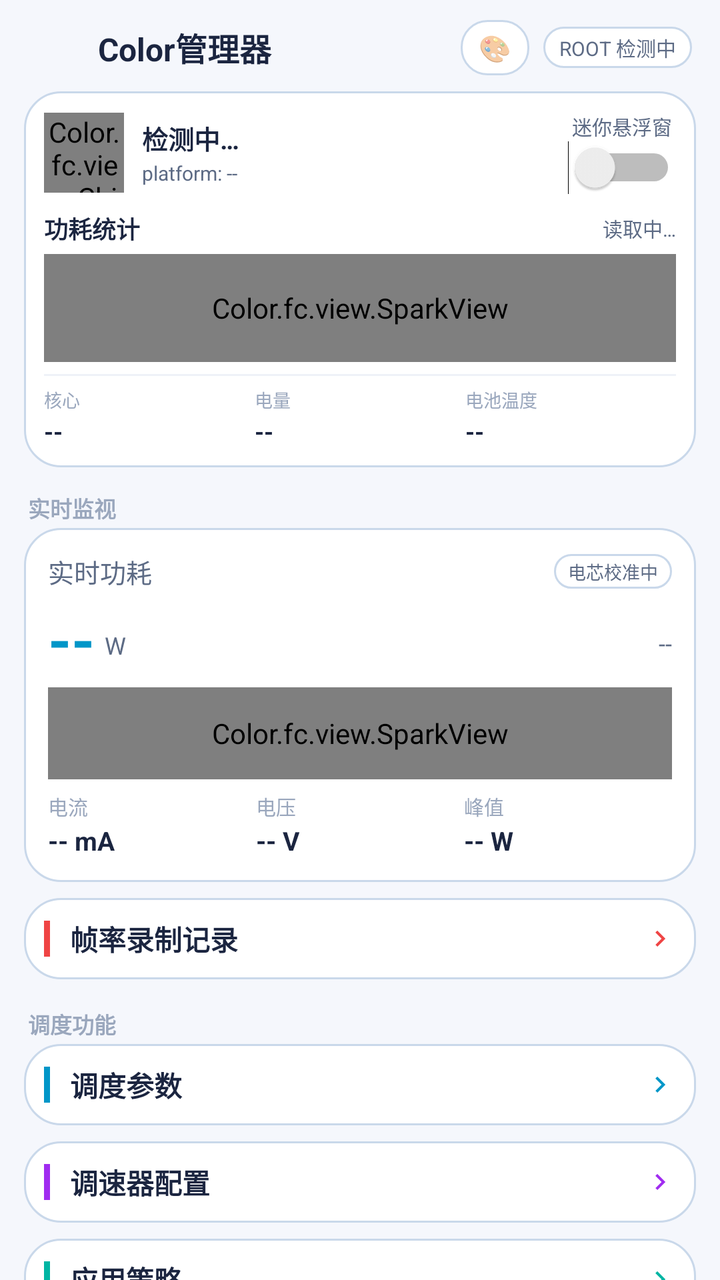
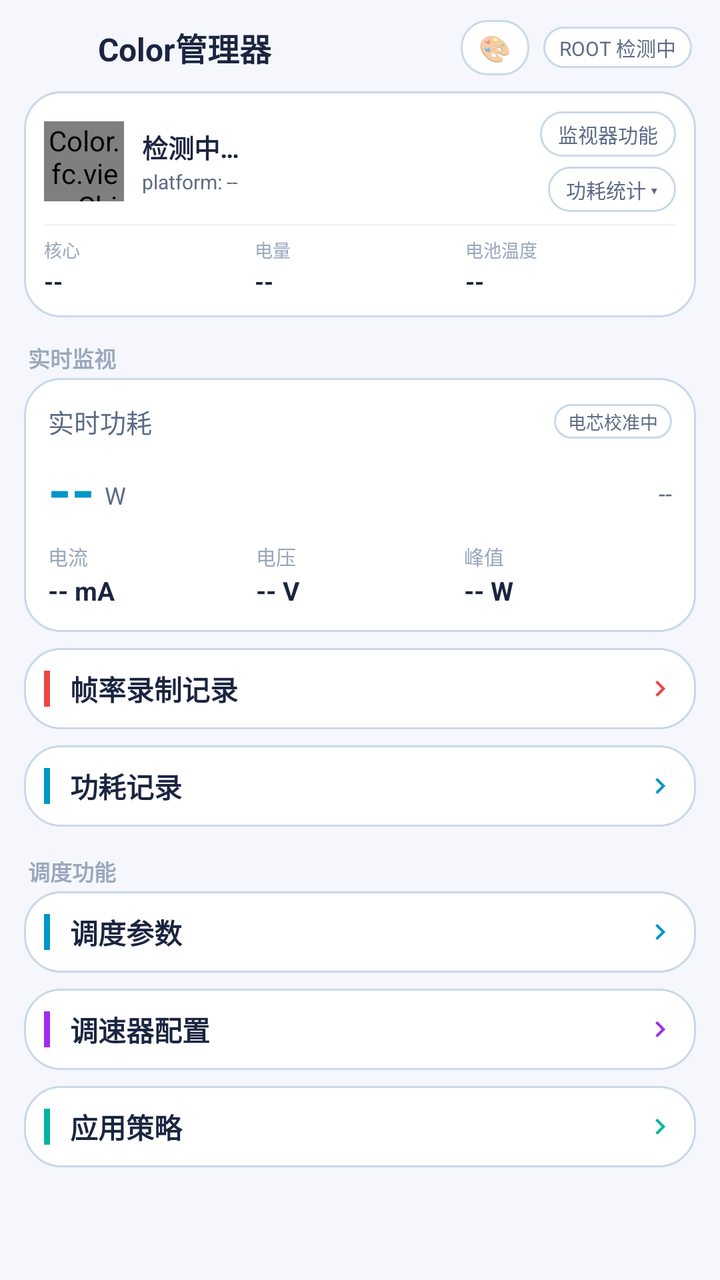

Two renders of the same Android screen: before a commit and after it. Below are the layout's source before the change and the commit's diff.
<!-- AndroidManifest.xml: application theme AppTheme -->
<!-- res/layout/activity_main.xml -->
<?xml version="1.0" encoding="utf-8"?>
<LinearLayout xmlns:android="http://schemas.android.com/apk/res/android"
    android:layout_width="match_parent"
    android:layout_height="match_parent"
    android:orientation="vertical">

    
    <LinearLayout
        android:layout_width="match_parent"
        android:layout_height="wrap_content"
        android:orientation="horizontal"
        android:gravity="center_vertical"
        android:paddingStart="14dp"
        android:paddingEnd="14dp"
        android:paddingTop="10dp"
        android:paddingBottom="8dp">

        <ImageView
            android:layout_width="26dp"
            android:layout_height="26dp"
            android:src="@mipmap/ic_launcher"
            android:contentDescription="@string/app_name" />

        <TextView
            android:layout_width="0dp"
            android:layout_height="wrap_content"
            android:layout_weight="1"
            android:layout_marginStart="9dp"
            android:text="@string/app_name"
            android:textColor="@color/textPrimary"
            android:textSize="16sp"
            android:textStyle="bold" />

        
        <TextView
            android:id="@+id/menuTheme"
            android:layout_width="wrap_content"
            android:layout_height="wrap_content"
            android:layout_marginEnd="7dp"
            android:background="@drawable/bg_tab"
            android:paddingStart="9dp"
            android:paddingEnd="9dp"
            android:paddingTop="5dp"
            android:paddingBottom="5dp"
            android:text="🎨"
            android:textSize="13sp"
            android:contentDescription="主题设置" />

        <TextView
            android:id="@+id/rootBadge"
            android:layout_width="wrap_content"
            android:layout_height="wrap_content"
            android:background="@drawable/bg_tab"
            android:paddingStart="8dp"
            android:paddingEnd="8dp"
            android:paddingTop="3dp"
            android:paddingBottom="3dp"
            android:text="ROOT 检测中"
            android:textColor="@color/textSecondary"
            android:textSize="10sp" />
    </LinearLayout>

    <ScrollView
        android:layout_width="match_parent"
        android:layout_height="0dp"
        android:layout_weight="1"
        android:scrollbars="none"
        android:fillViewport="true">

        <LinearLayout
            android:layout_width="match_parent"
            android:layout_height="wrap_content"
            android:orientation="vertical"
            android:paddingStart="12dp"
            android:paddingEnd="12dp"
            android:paddingBottom="20dp">

            
            <LinearLayout
                android:id="@+id/socCard"
                android:layout_width="match_parent"
                android:layout_height="wrap_content"
                android:orientation="vertical"
                android:background="@drawable/bg_card"
                android:padding="10dp">

                <LinearLayout
                    android:layout_width="match_parent"
                    android:layout_height="wrap_content"
                    android:orientation="horizontal"
                    android:gravity="center_vertical">

                    <Color.fc.view.ChipView
                        android:id="@+id/chipView"
                        android:layout_width="40dp"
                        android:layout_height="40dp" />

                    <LinearLayout
                        android:layout_width="0dp"
                        android:layout_height="wrap_content"
                        android:layout_weight="1"
                        android:layout_marginStart="9dp"
                        android:orientation="vertical">

                        <TextView
                            android:id="@+id/socMarketing"
                            android:layout_width="wrap_content"
                            android:layout_height="wrap_content"
                            android:text="检测中…"
                            android:textColor="@color/textPrimary"
                            android:textSize="13sp"
                            android:textStyle="bold" />

                        <TextView
                            android:id="@+id/socPlatform"
                            android:layout_width="wrap_content"
                            android:layout_height="wrap_content"
                            android:layout_marginTop="1dp"
                            android:text="platform: --"
                            android:textColor="@color/textSecondary"
                            android:textSize="10sp" />
                    </LinearLayout>

                    
                    <LinearLayout
                        android:layout_width="wrap_content"
                        android:layout_height="wrap_content"
                        android:layout_marginStart="8dp"
                        android:orientation="vertical"
                        android:gravity="center_horizontal">

                        <TextView
                            android:layout_width="wrap_content"
                            android:layout_height="wrap_content"
                            android:text="迷你悬浮窗"
                            android:textColor="@color/textSecondary"
                            android:textSize="10sp" />

                        <Switch
                            android:id="@+id/monitorSwitch"
                            android:layout_width="wrap_content"
                            android:layout_height="wrap_content" />
                    </LinearLayout>
                </LinearLayout>

                
                <LinearLayout
                    android:id="@+id/powerHistBox"
                    android:layout_width="match_parent"
                    android:layout_height="wrap_content"
                    android:layout_marginTop="8dp"
                    android:orientation="vertical">

                    <LinearLayout
                        android:layout_width="match_parent"
                        android:layout_height="wrap_content"
                        android:orientation="horizontal"
                        android:gravity="center_vertical">

                        <TextView
                            android:layout_width="0dp"
                            android:layout_height="wrap_content"
                            android:layout_weight="1"
                            android:text="功耗统计"
                            android:textColor="@color/textPrimary"
                            android:textSize="12sp"
                            android:textStyle="bold" />

                        <TextView
                            android:id="@+id/histHint"
                            android:layout_width="wrap_content"
                            android:layout_height="wrap_content"
                            android:text="读取中…"
                            android:textColor="@color/textSecondary"
                            android:textSize="10sp" />
                    </LinearLayout>

                    <Color.fc.view.SparkView
                        android:id="@+id/histSpark"
                        android:layout_width="match_parent"
                        android:layout_height="54dp"
                        android:layout_marginTop="4dp" />
                </LinearLayout>

                <LinearLayout
                    android:layout_width="match_parent"
                    android:layout_height="1dp"
                    android:layout_marginTop="6dp"
                    android:layout_marginBottom="5dp"
                    android:background="@color/divider" />

                <LinearLayout
                    android:layout_width="match_parent"
                    android:layout_height="wrap_content"
                    android:orientation="horizontal">

                    <LinearLayout
                        android:layout_width="0dp"
                        android:layout_height="wrap_content"
                        android:layout_weight="1"
                        android:orientation="vertical">

                        <TextView
                            android:layout_width="wrap_content"
                            android:layout_height="wrap_content"
                            android:text="核心"
                            android:textColor="@color/textDim"
                            android:textSize="9sp" />

                        <TextView
                            android:id="@+id/cpuCount"
                            android:layout_width="wrap_content"
                            android:layout_height="wrap_content"
                            android:layout_marginTop="1dp"
                            android:text="--"
                            android:textColor="@color/textPrimary"
                            android:textSize="12sp"
                            android:textStyle="bold" />
                    </LinearLayout>

                    <LinearLayout
                        android:layout_width="0dp"
                        android:layout_height="wrap_content"
                        android:layout_weight="1"
                        android:orientation="vertical">

                        <TextView
                            android:layout_width="wrap_content"
                            android:layout_height="wrap_content"
                            android:text="电量"
                            android:textColor="@color/textDim"
                            android:textSize="9sp" />

                        <TextView
                            android:id="@+id/batteryLevel"
                            android:layout_width="wrap_content"
                            android:layout_height="wrap_content"
                            android:layout_marginTop="1dp"
                            android:text="--"
                            android:textColor="@color/textPrimary"
                            android:textSize="12sp"
                            android:textStyle="bold" />
                    </LinearLayout>

                    <LinearLayout
                        android:layout_width="0dp"
                        android:layout_height="wrap_content"
                        android:layout_weight="1"
                        android:orientation="vertical">

                        <TextView
                            android:layout_width="wrap_content"
                            android:layout_height="wrap_content"
                            android:text="电池温度"
                            android:textColor="@color/textDim"
                            android:textSize="9sp" />

                        <TextView
                            android:id="@+id/batteryTemp"
                            android:layout_width="wrap_content"
                            android:layout_height="wrap_content"
                            android:layout_marginTop="1dp"
                            android:text="--"
                            android:textColor="@color/textPrimary"
                            android:textSize="12sp"
                            android:textStyle="bold" />
                    </LinearLayout>
                </LinearLayout>
            </LinearLayout>

            
            <TextView
                android:layout_width="wrap_content"
                android:layout_height="wrap_content"
                android:layout_marginStart="2dp"
                android:layout_marginTop="12dp"
                android:layout_marginBottom="2dp"
                android:text="实时监视"
                android:textColor="@color/textDim"
                android:textSize="11sp"
                android:textStyle="bold" />

            
            <LinearLayout
                android:layout_width="match_parent"
                android:layout_height="wrap_content"
                android:orientation="vertical"
                android:background="@drawable/bg_card"
                android:padding="12dp">

                <LinearLayout
                    android:layout_width="match_parent"
                    android:layout_height="wrap_content"
                    android:orientation="horizontal"
                    android:gravity="center_vertical">

                    <TextView
                        android:layout_width="0dp"
                        android:layout_height="wrap_content"
                        android:layout_weight="1"
                        android:text="实时功耗"
                        android:textColor="@color/textSecondary"
                        android:textSize="13sp" />

                    <TextView
                        android:id="@+id/cellBadge"
                        android:layout_width="wrap_content"
                        android:layout_height="wrap_content"
                        android:background="@drawable/bg_tab"
                        android:paddingStart="7dp"
                        android:paddingEnd="7dp"
                        android:paddingTop="2dp"
                        android:paddingBottom="2dp"
                        android:text="电芯校准中"
                        android:textColor="@color/textSecondary"
                        android:textSize="9sp" />
                </LinearLayout>

                <LinearLayout
                    android:layout_width="match_parent"
                    android:layout_height="wrap_content"
                    android:orientation="horizontal"
                    android:layout_marginTop="4dp"
                    android:gravity="center_vertical|bottom">

                    <TextView
                        android:id="@+id/powerValue"
                        android:layout_width="wrap_content"
                        android:layout_height="wrap_content"
                        android:text="--"
                        android:textColor="@color/accent"
                        android:textSize="30sp"
                        android:textStyle="bold" />

                    <TextView
                        android:layout_width="wrap_content"
                        android:layout_height="wrap_content"
                        android:layout_marginStart="5dp"
                        android:layout_marginBottom="4dp"
                        android:text="W"
                        android:textColor="@color/textSecondary"
                        android:textSize="12sp" />

                    <View
                        android:layout_width="0dp"
                        android:layout_height="1dp"
                        android:layout_weight="1" />

                    <TextView
                        android:id="@+id/powerStatus"
                        android:layout_width="wrap_content"
                        android:layout_height="wrap_content"
                        android:layout_marginBottom="5dp"
                        android:text="--"
                        android:textColor="@color/textSecondary"
                        android:textSize="12sp" />
                </LinearLayout>

                <Color.fc.view.SparkView
                    android:id="@+id/sparkView"
                    android:layout_width="match_parent"
                    android:layout_height="46dp"
                    android:layout_marginTop="4dp" />

                <LinearLayout
                    android:layout_width="match_parent"
                    android:layout_height="wrap_content"
                    android:orientation="horizontal"
                    android:layout_marginTop="6dp">

                    <LinearLayout
                        android:layout_width="0dp"
                        android:layout_height="wrap_content"
                        android:layout_weight="1"
                        android:orientation="vertical">

                        <TextView
                            android:layout_width="wrap_content"
                            android:layout_height="wrap_content"
                            android:text="电流"
                            android:textColor="@color/textDim"
                            android:textSize="10sp" />

                        <TextView
                            android:id="@+id/currentValue"
                            android:layout_width="wrap_content"
                            android:layout_height="wrap_content"
                            android:layout_marginTop="1dp"
                            android:text="-- mA"
                            android:textColor="@color/textPrimary"
                            android:textSize="13sp"
                            android:textStyle="bold" />
                    </LinearLayout>

                    <LinearLayout
                        android:layout_width="0dp"
                        android:layout_height="wrap_content"
                        android:layout_weight="1"
                        android:orientation="vertical">

                        <TextView
                            android:layout_width="wrap_content"
                            android:layout_height="wrap_content"
                            android:text="电压"
                            android:textColor="@color/textDim"
                            android:textSize="10sp" />

                        <TextView
                            android:id="@+id/voltageValue"
                            android:layout_width="wrap_content"
                            android:layout_height="wrap_content"
                            android:layout_marginTop="1dp"
                            android:text="-- V"
                            android:textColor="@color/textPrimary"
                            android:textSize="13sp"
                            android:textStyle="bold" />
                    </LinearLayout>

                    <LinearLayout
                        android:layout_width="0dp"
                        android:layout_height="wrap_content"
                        android:layout_weight="1"
                        android:orientation="vertical">

                        <TextView
                            android:layout_width="wrap_content"
                            android:layout_height="wrap_content"
                            android:text="峰值"
                            android:textColor="@color/textDim"
                            android:textSize="10sp" />

                        <TextView
                            android:id="@+id/peakValue"
                            android:layout_width="wrap_content"
                            android:layout_height="wrap_content"
                            android:layout_marginTop="1dp"
                            android:text="-- W"
                            android:textColor="@color/textPrimary"
                            android:textSize="13sp"
                            android:textStyle="bold" />
                    </LinearLayout>
                </LinearLayout>
            </LinearLayout>

            
            <LinearLayout
                android:id="@+id/menuFrameRecords"
                android:layout_width="match_parent"
                android:layout_height="wrap_content"
                android:layout_marginTop="8dp"
                android:orientation="horizontal"
                android:gravity="center_vertical"
                android:background="@drawable/bg_card"
                android:padding="10dp">

                <View
                    android:layout_width="3dp"
                    android:layout_height="18dp"
                    android:background="#EF4444" />

                <TextView
                    android:layout_width="0dp"
                    android:layout_height="wrap_content"
                    android:layout_weight="1"
                    android:layout_marginStart="10dp"
                    android:text="帧率录制记录"
                    android:textColor="@color/textPrimary"
                    android:textSize="14sp"
                    android:textStyle="bold" />

                <ImageView
                    android:layout_width="16dp"
                    android:layout_height="16dp"
                    android:src="@drawable/ic_arrow_right"
                    android:tint="#EF4444"
                    android:contentDescription="帧率录制记录" />
            </LinearLayout>

            
            <TextView
                android:layout_width="wrap_content"
                android:layout_height="wrap_content"
                android:layout_marginStart="2dp"
                android:layout_marginTop="14dp"
                android:layout_marginBottom="2dp"
                android:text="调度功能"
                android:textColor="@color/textDim"
                android:textSize="11sp"
                android:textStyle="bold" />

            
            <LinearLayout
                android:id="@+id/menuSchedule"
                android:layout_width="match_parent"
                android:layout_height="wrap_content"
                android:orientation="horizontal"
                android:gravity="center_vertical"
                android:background="@drawable/bg_card"
                android:padding="10dp">

                <View
                    android:layout_width="3dp"
                    android:layout_height="18dp"
                    android:background="@color/accent" />

                <TextView
                    android:layout_width="0dp"
                    android:layout_height="wrap_content"
                    android:layout_weight="1"
                    android:layout_marginStart="10dp"
                    android:text="调度参数"
                    android:textColor="@color/textPrimary"
                    android:textSize="14sp"
                    android:textStyle="bold" />

                <ImageView
                    android:layout_width="16dp"
                    android:layout_height="16dp"
                    android:src="@drawable/ic_arrow_right"
                    android:tint="@color/accent"
                    android:contentDescription="调度参数" />
            </LinearLayout>

            
            <LinearLayout
                android:id="@+id/menuGovernor"
                android:layout_width="match_parent"
                android:layout_height="wrap_content"
                android:layout_marginTop="8dp"
                android:orientation="horizontal"
                android:gravity="center_vertical"
                android:background="@drawable/bg_card"
                android:padding="10dp">

                <View
                    android:layout_width="3dp"
                    android:layout_height="18dp"
                    android:background="@color/magenta" />

                <TextView
                    android:layout_width="0dp"
                    android:layout_height="wrap_content"
                    android:layout_weight="1"
                    android:layout_marginStart="10dp"
                    android:text="调速器配置"
                    android:textColor="@color/textPrimary"
                    android:textSize="14sp"
                    android:textStyle="bold" />

                <ImageView
                    android:layout_width="16dp"
                    android:layout_height="16dp"
                    android:src="@drawable/ic_arrow_right"
                    android:tint="@color/magenta"
                    android:contentDescription="调速器配置" />
            </LinearLayout>

            
            <LinearLayout
                android:id="@+id/menuMode"
                android:layout_width="match_parent"
                android:layout_height="wrap_content"
                android:layout_marginTop="8dp"
                android:orientation="horizontal"
                android:gravity="center_vertical"
                android:background="@drawable/bg_card"
                android:padding="10dp">

                <View
                    android:layout_width="3dp"
                    android:layout_height="18dp"
                    android:background="@color/green" />

                <TextView
                    android:layout_width="0dp"
                    android:layout_height="wrap_content"
                    android:layout_weight="1"
                    android:layout_marginStart="10dp"
                    android:text="应用策略"
                    android:textColor="@color/textPrimary"
                    android:textSize="14sp"
                    android:textStyle="bold" />

                <ImageView
                    android:layout_width="16dp"
                    android:layout_height="16dp"
                    android:src="@drawable/ic_arrow_right"
                    android:tint="@color/green"
                    android:contentDescription="应用策略" />
            </LinearLayout>
        </LinearLayout>
    </ScrollView>
</LinearLayout>
<!-- resources referenced by this layout -->
<resources>
  <color name="accent">#0096C8</color>
  <color name="divider">#EFF2F8</color>
  <color name="green">#00B5A3</color>
  <color name="magenta">#A02CF0</color>
  <color name="textDim">#9AA7BD</color>
  <color name="textPrimary">#1B2540</color>
  <color name="textSecondary">#5D6B85</color>
  <!-- drawable bg_card (drawable) -->
  <?xml version="1.0" encoding="utf-8"?>
  <shape xmlns:android="http://schemas.android.com/apk/res/android">
      <solid android:color="@color/bgCard" />
      <corners android:radius="18dp" />
      <stroke android:width="1dp" android:color="@color/bgCardStroke" />
  </shape>
  <!-- drawable bg_tab (drawable) -->
  <?xml version="1.0" encoding="utf-8"?>
  <shape xmlns:android="http://schemas.android.com/apk/res/android">
      <solid android:color="@color/bgCard" />
      <corners android:radius="13dp" />
      <stroke android:width="1dp" android:color="@color/bgCardStroke" />
  </shape>
  <!-- drawable ic_arrow_right (drawable) -->
  <?xml version="1.0" encoding="utf-8"?>
  <vector xmlns:android="http://schemas.android.com/apk/res/android"
      android:width="24dp" android:height="24dp"
      android:viewportWidth="24" android:viewportHeight="24">
      <path android:fillColor="#5D6B85"
          android:pathData="M8.59,16.59L13.17,12 8.59,7.41 10,6l6,6 -6,6z" />
  </vector>
  <!-- mipmap ic_launcher (mipmap-anydpi-v26) -->
  <?xml version="1.0" encoding="utf-8"?>
  <adaptive-icon xmlns:android="http://schemas.android.com/apk/res/android">
      <background android:drawable="@drawable/ic_launcher_bg" />
      <foreground android:drawable="@drawable/ic_launcher_fg" />
  </adaptive-icon>
  <string name="app_name">Color管理器</string>
  <style name="AppTheme" parent="android:Theme.Material.Light.NoActionBar">
          <item name="android:windowIsTranslucent">true</item>
          <item name="android:windowBackground">@color/bg</item>
          <item name="android:colorPrimary">@color/accent</item>
          <item name="android:colorAccent">@color/accent</item>
          <item name="android:statusBarColor">@color/bg</item>
          <item name="android:navigationBarColor">@color/bg</item>
          
          <item name="android:enforceStatusBarContrast">false</item>
          <item name="android:enforceNavigationBarContrast">false</item>
          <item name="android:windowLightStatusBar">true</item>
          <item name="android:colorControlActivated">@color/accent</item>
          <item name="android:colorControlNormal">@color/textDim</item>
      </style>
  <color name="bgCard">#FFFFFF</color>
  <color name="bgCardStroke">#C9D8EA</color>
  <!-- drawable ic_launcher_bg (drawable) -->
  <?xml version="1.0" encoding="utf-8"?>
  <shape xmlns:android="http://schemas.android.com/apk/res/android">
      <solid android:color="#FFFFFF" />
  </shape>
  <!-- drawable ic_launcher_fg: vector/xml drawable (drawable, 4002 chars, omitted) -->
  <color name="bg">#F5F7FC</color>
</resources>

<!-- the commit's change to res/layout/activity_main.xml (unified diff, before → after) -->
@@ -127,19 +127,34 @@
                         android:layout_height="wrap_content"
                         android:layout_marginStart="8dp"
                         android:orientation="vertical"
-                        android:gravity="center_horizontal">
-
-                        <TextView
-                            android:layout_width="wrap_content"
-                            android:layout_height="wrap_content"
-                            android:text="迷你悬浮窗"
+                        android:gravity="center_horizontal|end">
+
+                        <TextView
+                            android:id="@+id/monitorToggle"
+                            android:layout_width="wrap_content"
+                            android:layout_height="wrap_content"
+                            android:background="@drawable/bg_tab"
+                            android:paddingStart="9dp"
+                            android:paddingEnd="9dp"
+                            android:paddingTop="4dp"
+                            android:paddingBottom="4dp"
+                            android:text="监视器功能"
                             android:textColor="@color/textSecondary"
                             android:textSize="10sp" />
 
-                        <Switch
-                            android:id="@+id/monitorSwitch"
-                            android:layout_width="wrap_content"
-                            android:layout_height="wrap_content" />
+                        <TextView
+                            android:id="@+id/histToggle"
+                            android:layout_width="wrap_content"
+                            android:layout_height="wrap_content"
+                            android:layout_marginTop="5dp"
+                            android:background="@drawable/bg_tab"
+                            android:paddingStart="9dp"
+                            android:paddingEnd="9dp"
+                            android:paddingTop="4dp"
+                            android:paddingBottom="4dp"
+                            android:text="功耗统计 ▾"
+                            android:textColor="@color/textSecondary"
+                            android:textSize="10sp" />
                     </LinearLayout>
                 </LinearLayout>
 
@@ -149,37 +164,30 @@
                     android:layout_width="match_parent"
                     android:layout_height="wrap_content"
                     android:layout_marginTop="8dp"
-                    android:orientation="vertical">
-
-                    <LinearLayout
-                        android:layout_width="match_parent"
-                        android:layout_height="wrap_content"
-                        android:orientation="horizontal"
-                        android:gravity="center_vertical">
-
-                        <TextView
-                            android:layout_width="0dp"
-                            android:layout_height="wrap_content"
-                            android:layout_weight="1"
-                            android:text="功耗统计"
-                            android:textColor="@color/textPrimary"
-                            android:textSize="12sp"
-                            android:textStyle="bold" />
-
-                        <TextView
-                            android:id="@+id/histHint"
-                            android:layout_width="wrap_content"
-                            android:layout_height="wrap_content"
-                            android:text="读取中…"
-                            android:textColor="@color/textSecondary"
-                            android:textSize="10sp" />
-                    </LinearLayout>
+                    android:orientation="vertical"
+                    android:visibility="gone">
+
+                    <TextView
+                        android:id="@+id/histHint"
+                        android:layout_width="wrap_content"
+                        android:layout_height="wrap_content"
+                        android:text="读取中…"
+                        android:textColor="@color/textSecondary"
+                        android:textSize="10sp" />
 
                     <Color.fc.view.SparkView
                         android:id="@+id/histSpark"
                         android:layout_width="match_parent"
                         android:layout_height="54dp"
                         android:layout_marginTop="4dp" />
+
+                    <TextView
+                        android:layout_width="wrap_content"
+                        android:layout_height="wrap_content"
+                        android:layout_marginTop="2dp"
+                        android:text="点击查看详细记录 ▸"
+                        android:textColor="@color/textDim"
+                        android:textSize="9sp" />
                 </LinearLayout>
 
                 <LinearLayout
@@ -356,12 +364,6 @@
                         android:textSize="12sp" />
                 </LinearLayout>
 
-                <Color.fc.view.SparkView
-                    android:id="@+id/sparkView"
-                    android:layout_width="match_parent"
-                    android:layout_height="46dp"
-                    android:layout_marginTop="4dp" />
-
                 <LinearLayout
                     android:layout_width="match_parent"
                     android:layout_height="wrap_content"
@@ -474,6 +476,40 @@
                     android:src="@drawable/ic_arrow_right"
                     android:tint="#EF4444"
                     android:contentDescription="帧率录制记录" />
+            </LinearLayout>
+
+            
+            <LinearLayout
+                android:id="@+id/menuPowerRecords"
+                android:layout_width="match_parent"
+                android:layout_height="wrap_content"
+                android:layout_marginTop="8dp"
+                android:orientation="horizontal"
+                android:gravity="center_vertical"
+                android:background="@drawable/bg_card"
+                android:padding="10dp">
+
+                <View
+                    android:layout_width="3dp"
+                    android:layout_height="18dp"
+                    android:background="@color/accent" />
+
+                <TextView
+                    android:layout_width="0dp"
+                    android:layout_height="wrap_content"
+                    android:layout_weight="1"
+                    android:layout_marginStart="10dp"
+                    android:text="功耗记录"
+                    android:textColor="@color/textPrimary"
+                    android:textSize="14sp"
+                    android:textStyle="bold" />
+
+                <ImageView
+                    android:layout_width="16dp"
+                    android:layout_height="16dp"
+                    android:src="@drawable/ic_arrow_right"
+                    android:tint="@color/accent"
+                    android:contentDescription="功耗记录" />
             </LinearLayout>
 
             
